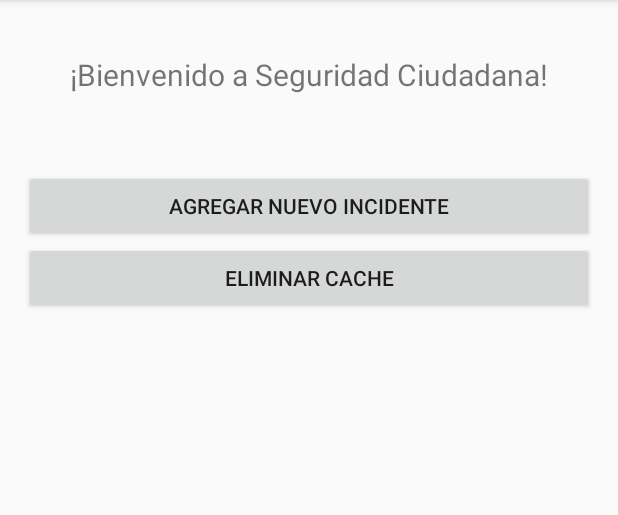
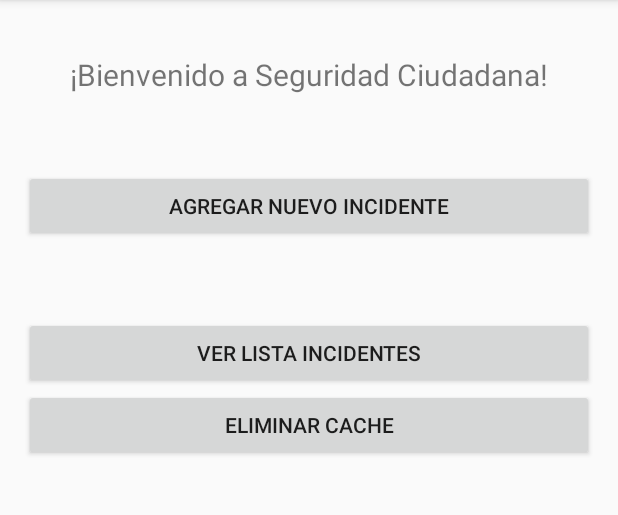
Before and after one commit to fedevara/PP2, an Android app: the screen it shows after launch (MainActivity), on a phone screen of 412 x 824 dp, the part 84-599 px from its top. Run offline under Robolectric (Android 15) with nearby library versions, the phone set to English and light mode, and no system bars; our stand-ins replace ButterKnife.

Commit message:
vista Ver lista incidentes

```diff
--- a/app/src/main/java/project/pack/activities/MainActivity.java
+++ b/app/src/main/java/project/pack/activities/MainActivity.java
@@ -19,6 +19,9 @@ public class MainActivity extends AppCompatActivity {
 
     @Bind(R.id.btnAgragarIncidente)
     Button btnAgragarIncidente;
+
+    @Bind(R.id.btnVerListIncidentes)
+    Button btnVerListIncidentes;
 
     @Bind(R.id.btnEliminarCache)
     Button btnEliminarCache;
@@ -50,6 +53,13 @@ public class MainActivity extends AppCompatActivity {
             }
         });
 
+        btnVerListIncidentes.setOnClickListener(new View.OnClickListener() {
+            @Override
+            public void onClick(View v) {
+                Intent mostrarIncidente = new Intent(MainActivity.this, VerIncidenteActivity.class);
+                startActivity(mostrarIncidente);
+            }
+        });
     }
 
     @OnClick(R.id.btnAgragarIncidente)
--- a/app/src/main/java/project/pack/activities/VerIncidenteActivity.java
+++ b/app/src/main/java/project/pack/activities/VerIncidenteActivity.java
@@ -8,6 +8,7 @@ import android.widget.ArrayAdapter;
 import android.widget.Button;
 import android.widget.ListView;
 import android.widget.TextView;
+import android.widget.Toast;
 
 import java.util.ArrayList;
 import java.util.List;
@@ -51,6 +52,7 @@ public class VerIncidenteActivity extends AppCompatActivity {
         List<Incidente> incidentes = CacheSingleton.getInstance().obtenerListaIncidentes();
         ArrayList<String> listaIncidentes = new ArrayList<String>();
 
+        if(incidentes!=null && incidentes.size()>0){
             for (int i= 0 ; i<incidentes.size();i++){
                 Incidente incidente = incidentes.get(i);
                 listaIncidentes.add(incidente.getTitulo()+" - "+incidente.getDescripcion());
@@ -58,6 +60,8 @@ public class VerIncidenteActivity extends AppCompatActivity {
 
             ArrayAdapter<String> adaptador = new ArrayAdapter<String>(this,android.R.layout.simple_list_item_1, listaIncidentes);
             lvResultado.setAdapter(adaptador);
+        }
+        Toast.makeText(getApplicationContext(), "Usted no Cargó ningún Incidente.", Toast.LENGTH_LONG).show();
     }
 
 /*
--- a/app/src/main/res/layout/activity_main.xml
+++ b/app/src/main/res/layout/activity_main.xml
@@ -30,18 +30,16 @@
     <Button
         android:layout_width="match_parent"
         android:layout_height="wrap_content"
+        android:text="Ver Lista Incidentes"
+        android:id="@+id/btnVerListIncidentes"
+        android:layout_below="@+id/btnAgragarIncidente"
+        android:layout_marginTop="50dp"/>
+
+    <Button
+        android:layout_width="match_parent"
+        android:layout_height="wrap_content"
         android:text="Eliminar Cache"
         android:id="@+id/btnEliminarCache"
-        android:layout_below="@+id/btnAgragarIncidente"
-        />
-  <!--  <Button
-        android:text="Agregar Incidente"
-        android:layout_width="wrap_content"
-        android:layout_height="wrap_content"
-        android:layout_alignParentBottom="true"
-        android:layout_centerHorizontal="true"
-        android:layout_alignParentStart="true"
-        android:id="@+id/Boton1"
-        android:layout_alignParentEnd="true" />
--->
+        android:layout_below="@+id/btnVerListIncidentes"/>
+
 </RelativeLayout>
--- a/app/src/main/res/layout/activity_ver_incidente.xml
+++ b/app/src/main/res/layout/activity_ver_incidente.xml
@@ -10,12 +10,12 @@
     android:paddingTop="@dimen/activity_vertical_margin"
     tools:context="project.pack.activities.VerIncidenteActivity">
 
-    <TextView
+<!--    <TextView
         android:layout_width="wrap_content"
         android:layout_height="wrap_content"
         android:text="¡Felicidades! Su incidente se cargó exitosamente."
         android:id="@+id/twTitulo"
-        android:layout_centerHorizontal="true" />
+        android:layout_centerHorizontal="true" />-->
 
     <TextView
         android:layout_width="wrap_content"
```
Also changed, not shown: app/src/main/java/project/pack/utilities/Constants.java (added, +10 -0 lines), app/src/main/res/layout/activity_crear_incidente.xml (+5 -3 lines). Lines whose indentation alone changed are shown as unchanged.
